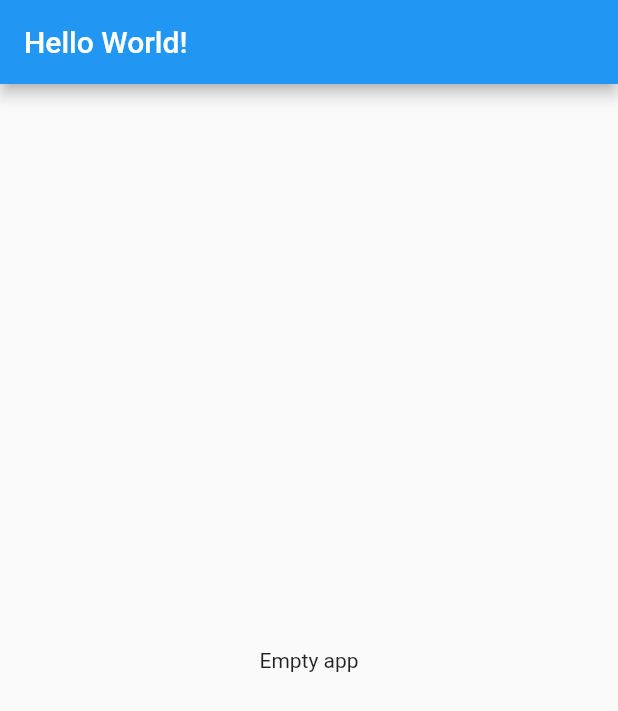
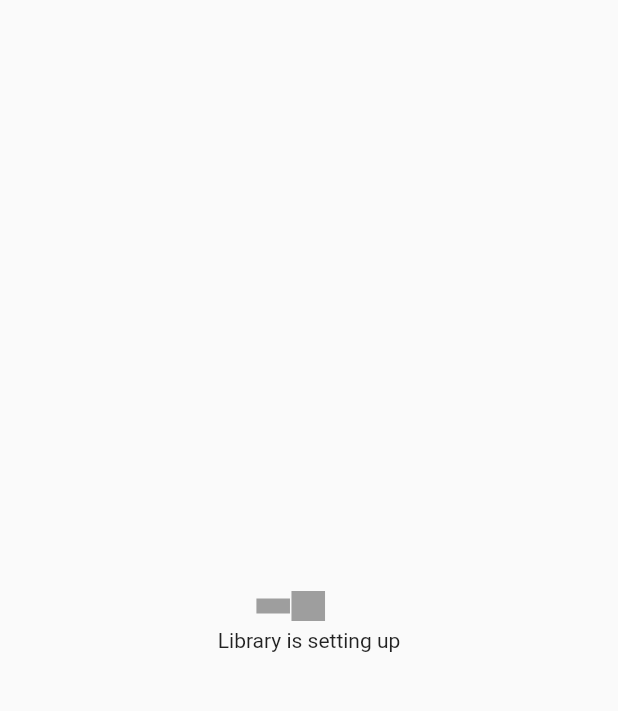
Before and after one commit to Ryss-D/book_club_app, a Flutter app: the first screen one second after launch, on a phone screen of 412 x 824 dp. Shown: the top 711 px of the screen. Run offline on Flutter 3.47's test engine with Material 2 defaults, Android fonts, the light colour scheme and no system bars; generated files the repository leaves out were written again.

Commit message:
feat: added splash screen with custom animation

```diff
--- a/lib/l10n/app_en.arb
+++ b/lib/l10n/app_en.arb
@@ -2,5 +2,6 @@
     "helloWorld": "Hello World!",
     "@helloWorld": {
       "description": "The conventional newborn programmer greeting"
-    }
+    },
+    "waiting": "Library is setting up"
 }
--- a/lib/l10n/app_es.arb
+++ b/lib/l10n/app_es.arb
@@ -2,5 +2,6 @@
     "helloWorld": "Hola mundo!",
     "@helloWorld": {
       "description": "Una descriocion"
-    }
+    },
+    "waiting": "Estamos preparando la libreria"
 }
--- a/lib/main.dart
+++ b/lib/main.dart
@@ -1,3 +1,4 @@
+import 'package:book_club_app/presentation/screens/splash_screen.dart';
 import 'package:flutter/material.dart';
 import 'package:flutter_gen/gen_l10n/app_localizations.dart';
 import 'package:flutter_localizations/flutter_localizations.dart';
@@ -27,7 +28,7 @@ class MyApp extends StatelessWidget {
       theme: ThemeData(
         primarySwatch: Colors.blue,
       ),
-      home: const MyHomePage(),
+      home: SplashScreen(),
     );
   }
 }
--- /dev/null
+++ b/lib/presentation/screens/splash_screen.dart
@@ -0,0 +1,23 @@
+import 'package:book_club_app/presentation/widgets/jumping_dots_progresss_indicator.dart';
+import 'package:flutter/material.dart';
+import 'package:flutter_gen/gen_l10n/app_localizations.dart';
+
+class SplashScreen extends StatelessWidget {
+  const SplashScreen({super.key});
+
+  @override
+  Widget build(BuildContext context) {
+    return SafeArea(
+      child: Scaffold(
+          body: Center(
+        child: Column(
+          mainAxisAlignment: MainAxisAlignment.center,
+          children: [
+            const JumpingDotsProgressIndicator(),
+            Text(AppLocalizations.of(context)!.waiting),
+          ],
+        ),
+      )),
+    );
+  }
+}
--- /dev/null
+++ b/lib/presentation/widgets/jumping_dot.dart
@@ -0,0 +1,22 @@
+import 'package:flutter/material.dart';
+
+class JumpingDot extends AnimatedWidget {
+  final Animation<double> animation;
+  const JumpingDot({Key? key, required this.animation})
+      : super(key: key, listenable: animation);
+
+  @override
+  Widget build(BuildContext context) {
+    return Container(
+      color: Colors.grey,
+      height: animation.value,
+      child: const Text(
+        '.',
+        style: TextStyle(
+          color: Colors.blueAccent,
+          fontSize: 85,
+        ),
+      ),
+    );
+  }
+}
--- /dev/null
+++ b/lib/presentation/widgets/jumping_dots_progresss_indicator.dart
@@ -0,0 +1,74 @@
+import 'package:flutter/material.dart';
+
+import 'jumping_dot.dart';
+
+class JumpingDotsProgressIndicator extends StatefulWidget {
+  final int numberOfDots;
+  final double beginTweenValue = 0.0;
+  final double endTweenValue = 30.0;
+
+  const JumpingDotsProgressIndicator({super.key, this.numberOfDots = 3});
+
+  @override
+  _JumpingDotsProgressIndicatorState createState() =>
+      _JumpingDotsProgressIndicatorState();
+}
+
+class _JumpingDotsProgressIndicatorState
+    extends State<JumpingDotsProgressIndicator> with TickerProviderStateMixin {
+  @override
+  initState() {
+    super.initState();
+    for (int i = 0; i < numberOfDots; i++) {
+      controllers.add(AnimationController(
+          duration: const Duration(milliseconds: 450), vsync: this));
+      animations.add(Tween(
+              begin: widget.beginTweenValue, end: widget.endTweenValue)
+          .animate(controllers[i])
+        ..addStatusListener((AnimationStatus status) {
+          if (status == AnimationStatus.completed) controllers[i].reverse();
+          if (i == numberOfDots - 1 && status == AnimationStatus.dismissed) {
+            controllers[0].forward();
+          }
+          if (animations[i].value > widget.endTweenValue / 2 &&
+              i < numberOfDots - 1) {
+            controllers[i + 1].forward();
+          }
+        }));
+      _widgets.add(Padding(
+        padding: EdgeInsets.only(right: 1.0),
+        child: JumpingDot(
+          animation: animations[i],
+        ),
+      ));
+    }
+    controllers[0].forward();
+  }
+
+  int numberOfDots;
+  List<AnimationController> controllers = <AnimationController>[];
+  List<Animation<double>> animations = <Animation<double>>[];
+  final List<Widget> _widgets = <Widget>[];
+
+  _JumpingDotsProgressIndicatorState({
+    this.numberOfDots = 3,
+  });
+  @override
+  Widget build(BuildContext context) {
+    return SizedBox(
+      height: 30.0,
+      child: Row(
+        mainAxisAlignment: MainAxisAlignment.center,
+        children: _widgets,
+      ),
+    );
+  }
+
+  @override
+  dispose() {
+    for (int i = 0; i < numberOfDots; i++) {
+      controllers[i].dispose();
+    }
+    super.dispose();
+  }
+}
```
Also changed, not shown: 3 other files.
